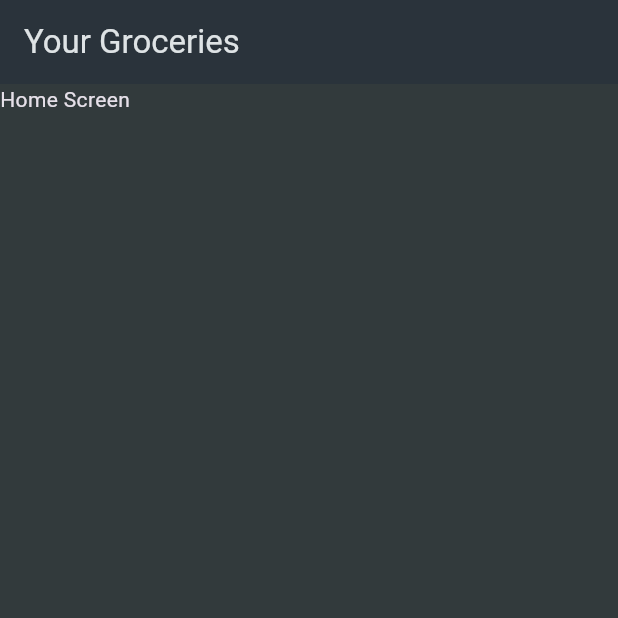
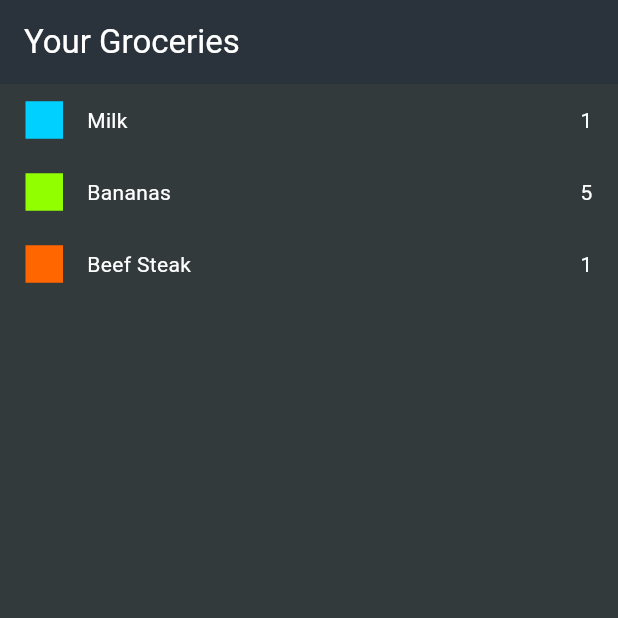
Before and after one commit to Nevelin-W/shopping_list_app, a Flutter app: the screen it shows after launch, on a phone screen of 412 x 824 dp, the top half of it. Run offline on Flutter 3.47's test engine with Material 3 defaults, Android fonts, the phone set to English and light mode, and no system bars; our stand-ins replace google_fonts.

Commit message:
grocery item widget added

```diff
--- a/shopping_list_app/lib/main.dart
+++ b/shopping_list_app/lib/main.dart
@@ -1,5 +1,19 @@
 import 'package:flutter/material.dart';
 import 'package:shopping_list_app/screens/home.dart';
+import 'package:google_fonts/google_fonts.dart';
+
+final theme = ThemeData.dark().copyWith(
+  colorScheme: ColorScheme.fromSeed(
+    seedColor: const Color.fromARGB(255, 147, 229, 250),
+    brightness: Brightness.dark,
+    surface: const Color.fromARGB(255, 42, 51, 59),
+  ),
+  textTheme: GoogleFonts.robotoTextTheme().apply(
+    bodyColor: Colors.white,
+    displayColor: Colors.white,
+  ),
+  scaffoldBackgroundColor: const Color.fromARGB(255, 50, 58, 60),
+);
 
 void main() {
   runApp(const MyApp());
@@ -12,15 +26,7 @@ class MyApp extends StatelessWidget {
   @override
   Widget build(BuildContext context) {
     return MaterialApp(
-      title: 'Flutter Groceries',
-      theme: ThemeData.dark().copyWith(
-        colorScheme: ColorScheme.fromSeed(
-          seedColor: const Color.fromARGB(255, 147, 229, 250),
-          brightness: Brightness.dark,
-          surface: const Color.fromARGB(255, 42, 51, 59),
-        ),
-        scaffoldBackgroundColor: const Color.fromARGB(255, 50, 58, 60),
-      ),
+      theme: theme,
       home: HomeScreen(),
     );
   }
--- a/shopping_list_app/lib/screens/home.dart
+++ b/shopping_list_app/lib/screens/home.dart
@@ -1,17 +1,25 @@
 import 'package:flutter/material.dart';
+import 'package:shopping_list_app/data/dummy_items.dart';
+import 'package:shopping_list_app/widgets/grocery_item.dart';
 
 class HomeScreen extends StatelessWidget {
-  const HomeScreen({super.key});
+  const HomeScreen({
+    super.key,
+  });
+
   @override
   Widget build(BuildContext context) {
     return Scaffold(
       appBar: AppBar(
-        title: Text('Your Groceries'),
+        title: Text(
+          'Your Groceries',
+          style: Theme.of(context).textTheme.titleLarge!.copyWith(),
+        ),
       ),
-      body: Column(
-        children: [
-          Text('Home Screen'),
-        ],
+      body: ListView.builder(
+        itemCount: groceryItems.length,
+        itemBuilder: (ctx, index) =>
+            GroceryItemWidget(item: groceryItems[index]),
       ),
     );
   }
--- /dev/null
+++ b/shopping_list_app/lib/widgets/grocery_item.dart
@@ -0,0 +1,39 @@
+import 'package:flutter/material.dart';
+import 'package:shopping_list_app/models/grocery_item.dart';
+
+class GroceryItemWidget extends StatelessWidget {
+  const GroceryItemWidget({
+    super.key,
+    required this.item,
+  });
+
+  final GroceryItem item;
+
+  @override
+  Widget build(BuildContext context) {
+    return Column(
+      children: [
+        ListTile(
+          dense: true,
+          contentPadding: const EdgeInsets.symmetric(horizontal: 17),
+          leading: Container(
+            width: 25,
+            height: 25,
+            color: item.category.color,
+          ),
+          title: Align(
+            alignment: Alignment.centerLeft,
+            child: Text(
+              item.name,
+              style: Theme.of(context).textTheme.bodyMedium,
+            ),
+          ),
+          trailing: Text(
+            '${item.quantity}',
+            style: Theme.of(context).textTheme.bodyMedium,
+          ),
+        ),
+      ],
+    );
+  }
+}
--- a/shopping_list_app/pubspec.yaml
+++ b/shopping_list_app/pubspec.yaml
@@ -30,6 +30,7 @@ environment:
 dependencies:
   flutter:
     sdk: flutter
+  google_fonts: ^6.2.1
 
 
   # The following adds the Cupertino Icons font to your application.
```
Also changed, not shown: shopping_list_app/pubspec.lock.
